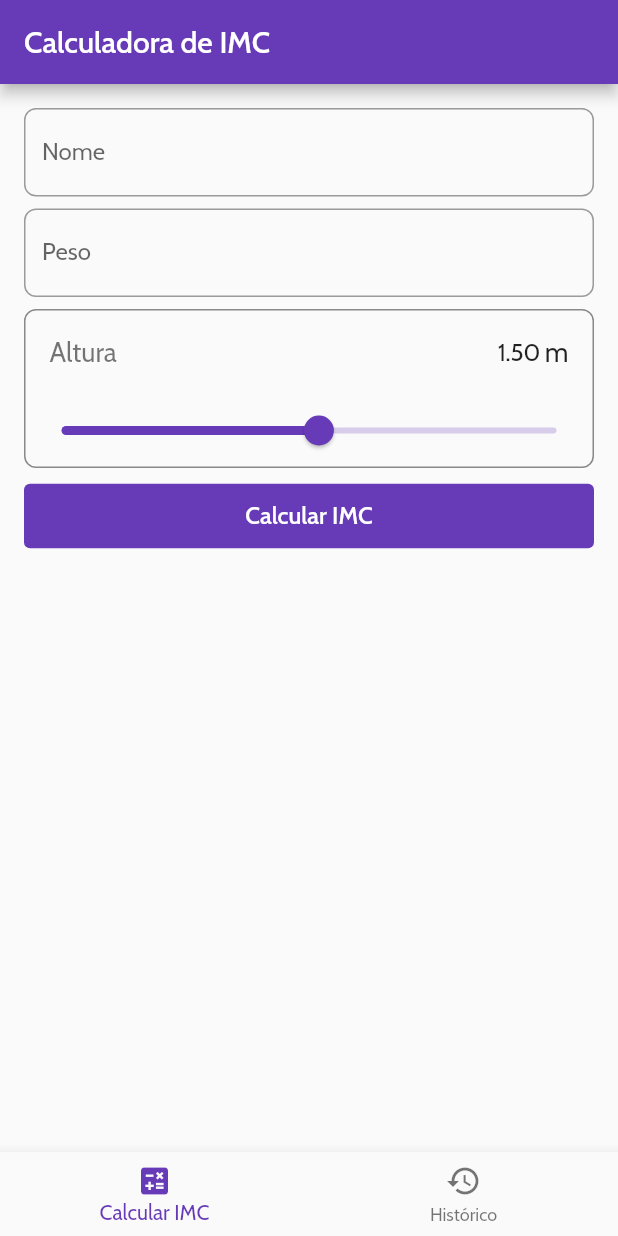
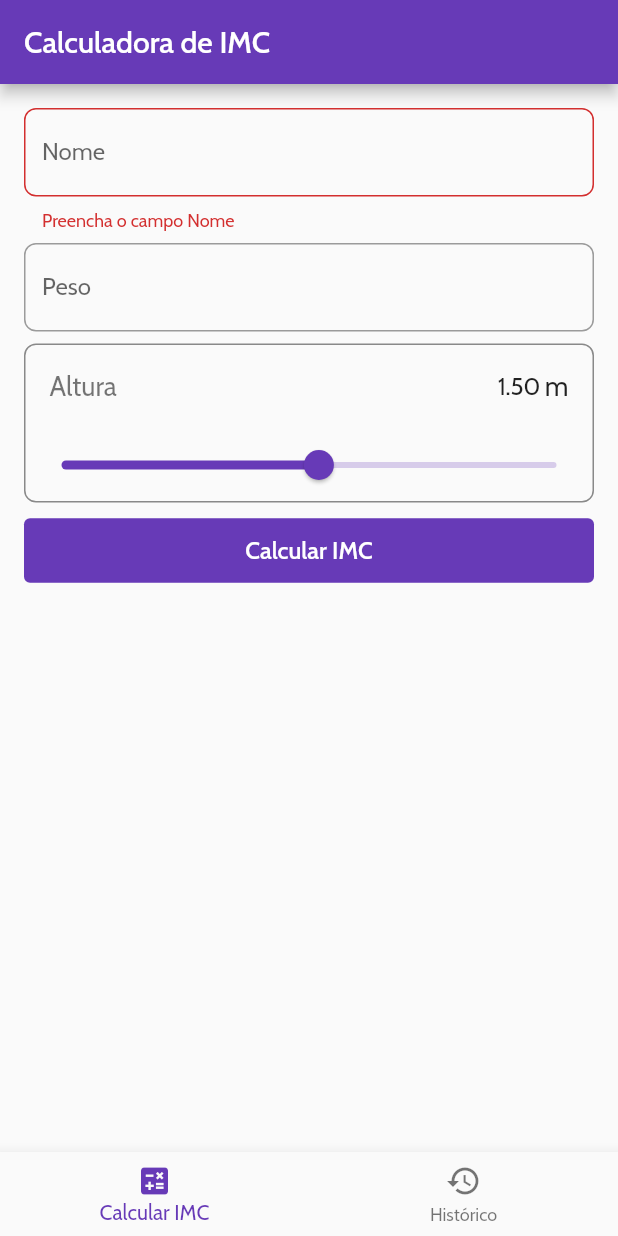
Before and after one commit to br-adriel/flutter-calculadora-imc, a Flutter app: the screen it shows after launch, after a tap on "Calcular IMC", on a phone screen of 412 x 824 dp. Run offline on Flutter 3.47's test engine with Material 2 defaults, Android fonts, the phone set to English and light mode, and no system bars; our stand-ins replace google_fonts.

Commit message:
Implementa exibição de mensagens de erro em form

```diff
--- a/lib/pages/home/form_imc.dart
+++ b/lib/pages/home/form_imc.dart
@@ -19,6 +19,10 @@ class _FormImcPageState extends State<FormImcPage> {
   final TextEditingController _nomeController = TextEditingController(text: "");
   final TextEditingController _pesoStringController =
       TextEditingController(text: "");
+  final Map<String, String?> _fieldErrors = {
+    "nome": null,
+    "peso": null,
+  };
 
   @override
   Widget build(BuildContext context) {
@@ -29,6 +33,13 @@ class _FormImcPageState extends State<FormImcPage> {
         TextField(
           textInputAction: TextInputAction.next,
           controller: _nomeController,
+          onChanged: (value) {
+            _fieldErrors["nome"] =
+                value.isEmpty ? "Preencha o campo Nome" : null;
+            if (mounted) {
+              setState(() {});
+            }
+          },
           onSubmitted: (value) {
             if (mounted) {
               setState(() {
@@ -36,17 +47,25 @@ class _FormImcPageState extends State<FormImcPage> {
               });
             }
           },
-          decoration: const InputDecoration(
+          decoration: InputDecoration(
             labelText: "Nome",
-            border: OutlineInputBorder(
+            border: const OutlineInputBorder(
               borderRadius: BorderRadius.all(Radius.circular(8)),
             ),
+            errorText: _fieldErrors['nome'],
           ),
         ),
         const SizedBox(height: 8),
         TextField(
           textInputAction: TextInputAction.next,
           controller: _pesoStringController,
+          onChanged: (value) {
+            _fieldErrors["peso"] =
+                value.isEmpty ? "Preencha o campo Peso" : null;
+            if (mounted) {
+              setState(() {});
+            }
+          },
           onSubmitted: (value) {
             double? novoValor = double.tryParse(value);
             if (novoValor == null) {
@@ -63,13 +82,14 @@ class _FormImcPageState extends State<FormImcPage> {
               setState(() {});
             }
           },
-          decoration: const InputDecoration(
+          decoration: InputDecoration(
             labelText: "Peso",
             hintText: "65.4",
-            border: OutlineInputBorder(
+            border: const OutlineInputBorder(
               borderRadius: BorderRadius.all(Radius.circular(8)),
             ),
-            suffix: Text("Kg"),
+            errorText: _fieldErrors["peso"],
+            suffix: const Text("Kg"),
           ),
         ),
         const SizedBox(height: 8),
@@ -109,8 +129,9 @@ class _FormImcPageState extends State<FormImcPage> {
                           } else {
                             _alturaStringController.text =
                                 novoValor.toStringAsFixed(2);
-                            _altura =
-                                double.parse(novoValor.toStringAsFixed(2));
+                            _altura = double.parse(
+                              novoValor.toStringAsFixed(2),
+                            );
                           }
                           if (mounted) {
                             setState(() {});
@@ -150,16 +171,21 @@ class _FormImcPageState extends State<FormImcPage> {
         const SizedBox(height: 8),
         TextButton(
           onPressed: () {
-            if (_nomeController.text.isEmpty) {
+            if (_nomeController.text.isEmpty && mounted) {
+              setState(() {
+                _fieldErrors['nome'] = "Preencha o campo Nome";
+              });
               return;
             }
-            if (_pesoStringController.text.isEmpty) {
-              return;
-            }
-            if (_alturaStringController.text.isEmpty) {
+            if (_pesoStringController.text.isEmpty && mounted) {
+              setState(() {
+                _fieldErrors['nome'] = "Preencha o campo Peso";
+              });
               return;
             }
             Pessoa p = Pessoa(_nomeController.text, _altura, _peso);
+            widget.pessoaRepository.addPessoa(p);
+
             showDialog(
               context: context,
               builder: (BuildContext bc) {
```
